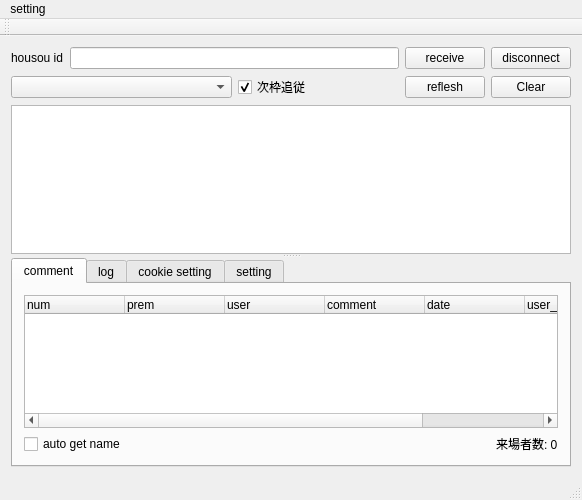
Above: ui/mainwindow.ui from diginatu/Viqo before the change. Below: the same form after it.
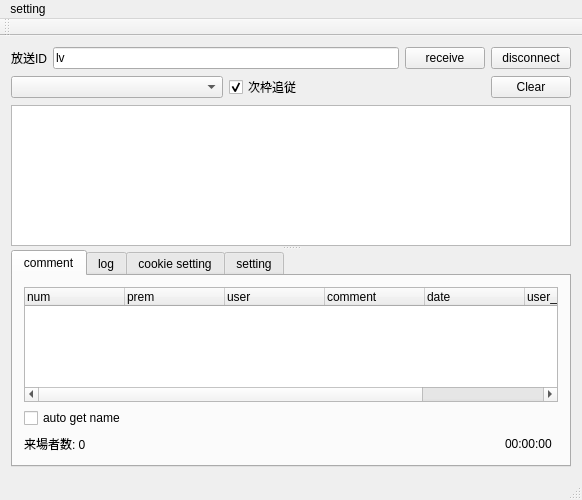
That is the form after the change.

Commit message: display the elapsed time inserting the new waku by the tcp info (developing)

The edit to the form file:
```diff
--- a/ui/mainwindow.ui
+++ b/ui/mainwindow.ui
@@ -30,7 +30,7 @@
        </sizepolicy>
       </property>
       <property name="text">
-       <string>housou id</string>
+       <string>放送ID</string>
       </property>
      </widget>
     </item>
@@ -61,20 +61,7 @@
      </widget>
     </item>
     <item row="1" column="0" colspan="2">
-     <widget class="QComboBox" name="broad_list"/>
-    </item>
-    <item row="1" column="3">
-     <widget class="QPushButton" name="mylive_reflesh">
-      <property name="sizePolicy">
-       <sizepolicy hsizetype="Maximum" vsizetype="Fixed">
-        <horstretch>0</horstretch>
-        <verstretch>0</verstretch>
-       </sizepolicy>
-      </property>
-      <property name="text">
-       <string>reflesh</string>
-      </property>
-     </widget>
+     <widget class="QComboBox" name="live_waku_list"/>
     </item>
     <item row="1" column="4">
      <widget class="QPushButton" name="clear">
@@ -154,27 +141,7 @@
            </property>
           </widget>
          </item>
-         <item row="1" column="1">
-          <spacer name="horizontalSpacer">
-           <property name="orientation">
-            <enum>Qt::Horizontal</enum>
-           </property>
-           <property name="sizeHint" stdset="0">
-            <size>
-             <width>325</width>
-             <height>20</height>
-            </size>
-           </property>
-          </spacer>
-         </item>
-         <item row="1" column="2">
-          <widget class="QLabel" name="num_audience">
-           <property name="text">
-            <string>来場者数: 0</string>
-           </property>
-          </widget>
-         </item>
-         <item row="0" column="0" colspan="3">
+         <item row="0" column="0" colspan="5">
           <widget class="QTreeWidget" name="commentView">
            <property name="sizePolicy">
             <sizepolicy hsizetype="Preferred" vsizetype="Preferred">
@@ -222,6 +189,33 @@
            </column>
           </widget>
          </item>
+         <item row="2" column="0">
+          <widget class="QLabel" name="num_audience">
+           <property name="text">
+            <string>来場者数: 0</string>
+           </property>
+          </widget>
+         </item>
+         <item row="2" column="3">
+          <widget class="QLabel" name="elapsed_time">
+           <property name="text">
+            <string>00:00:00</string>
+           </property>
+          </widget>
+         </item>
+         <item row="2" column="1">
+          <spacer name="horizontalSpacer_2">
+           <property name="orientation">
+            <enum>Qt::Horizontal</enum>
+           </property>
+           <property name="sizeHint" stdset="0">
+            <size>
+             <width>40</width>
+             <height>20</height>
+            </size>
+           </property>
+          </spacer>
+         </item>
         </layout>
        </widget>
        <widget class="QWidget" name="log_tab">
@@ -558,6 +552,9 @@
         <verstretch>0</verstretch>
        </sizepolicy>
       </property>
+      <property name="text">
+       <string>lv</string>
+      </property>
      </widget>
     </item>
    </layout>
```
Left out of the diff: 21 changed lines with no effect on the pictures. The commit also changes 13 other files.
